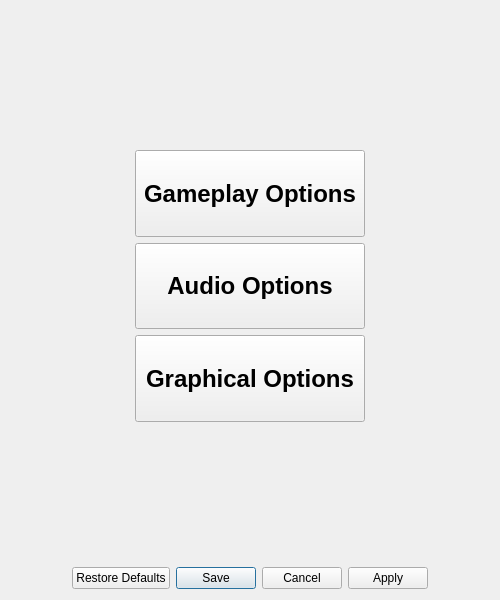
Before: the Qt Designer form PySource/Widgets/settings_dialog.ui in CorruptedBrainn/The-VALUE, drawn with Qt 5.
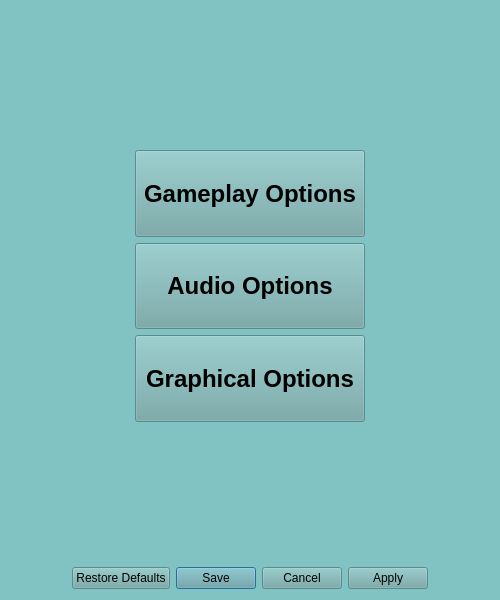
After: the same form once the commit is applied.

Diff of the .ui file:
```diff
--- a/PySource/Widgets/settings_dialog.ui
+++ b/PySource/Widgets/settings_dialog.ui
@@ -13,6 +13,475 @@
     <height>600</height>
    </rect>
   </property>
+  <property name="palette">
+   <palette>
+    <active>
+     <colorrole role="WindowText">
+      <brush brushstyle="SolidPattern">
+       <color alpha="255">
+        <red>0</red>
+        <green>0</green>
+        <blue>0</blue>
+       </color>
+      </brush>
+     </colorrole>
+     <colorrole role="Button">
+      <brush brushstyle="SolidPattern">
+       <color alpha="255">
+        <red>111</red>
+        <green>166</green>
+        <blue>166</blue>
+       </color>
+      </brush>
+     </colorrole>
+     <colorrole role="Light">
+      <brush brushstyle="SolidPattern">
+       <color alpha="255">
+        <red>206</red>
+        <green>255</green>
+        <blue>255</blue>
+       </color>
+      </brush>
+     </colorrole>
+     <colorrole role="Midlight">
+      <brush brushstyle="SolidPattern">
+       <color alpha="255">
+        <red>167</red>
+        <green>224</green>
+        <blue>224</blue>
+       </color>
+      </brush>
+     </colorrole>
+     <colorrole role="Dark">
+      <brush brushstyle="SolidPattern">
+       <color alpha="255">
+        <red>64</red>
+        <green>97</green>
+        <blue>97</blue>
+       </color>
+      </brush>
+     </colorrole>
+     <colorrole role="Mid">
+      <brush brushstyle="SolidPattern">
+       <color alpha="255">
+        <red>86</red>
+        <green>129</green>
+        <blue>129</blue>
+       </color>
+      </brush>
+     </colorrole>
+     <colorrole role="Text">
+      <brush brushstyle="SolidPattern">
+       <color alpha="255">
+        <red>0</red>
+        <green>0</green>
+        <blue>0</blue>
+       </color>
+      </brush>
+     </colorrole>
+     <colorrole role="BrightText">
+      <brush brushstyle="SolidPattern">
+       <color alpha="255">
+        <red>255</red>
+        <green>255</green>
+        <blue>255</blue>
+       </color>
+      </brush>
+     </colorrole>
+     <colorrole role="ButtonText">
+      <brush brushstyle="SolidPattern">
+       <color alpha="255">
+        <red>0</red>
+        <green>0</green>
+        <blue>0</blue>
+       </color>
+      </brush>
+     </colorrole>
+     <colorrole role="Base">
+      <brush brushstyle="SolidPattern">
+       <color alpha="255">
+        <red>255</red>
+        <green>255</green>
+        <blue>255</blue>
+       </color>
+      </brush>
+     </colorrole>
+     <colorrole role="Window">
+      <brush brushstyle="SolidPattern">
+       <color alpha="255">
+        <red>129</red>
+        <green>194</green>
+        <blue>194</blue>
+       </color>
+      </brush>
+     </colorrole>
+     <colorrole role="Shadow">
+      <brush brushstyle="SolidPattern">
+       <color alpha="255">
+        <red>0</red>
+        <green>0</green>
+        <blue>0</blue>
+       </color>
+      </brush>
+     </colorrole>
+     <colorrole role="AlternateBase">
+      <brush brushstyle="SolidPattern">
+       <color alpha="255">
+        <red>192</red>
+        <green>224</green>
+        <blue>224</blue>
+       </color>
+      </brush>
+     </colorrole>
+     <colorrole role="ToolTipBase">
+      <brush brushstyle="SolidPattern">
+       <color alpha="255">
+        <red>255</red>
+        <green>255</green>
+        <blue>220</blue>
+       </color>
+      </brush>
+     </colorrole>
+     <colorrole role="ToolTipText">
+      <brush brushstyle="SolidPattern">
+       <color alpha="255">
+        <red>0</red>
+        <green>0</green>
+        <blue>0</blue>
+       </color>
+      </brush>
+     </colorrole>
+     <colorrole role="PlaceholderText">
+      <brush brushstyle="SolidPattern">
+       <color alpha="127">
+        <red>0</red>
+        <green>0</green>
+        <blue>0</blue>
+       </color>
+      </brush>
+     </colorrole>
+     <colorrole role="Accent">
+      <brush brushstyle="SolidPattern">
+       <color alpha="255">
+        <red>255</red>
+        <green>255</green>
+        <blue>255</blue>
+       </color>
+      </brush>
+     </colorrole>
+    </active>
+    <inactive>
+     <colorrole role="WindowText">
+      <brush brushstyle="SolidPattern">
+       <color alpha="255">
+        <red>0</red>
+        <green>0</green>
+        <blue>0</blue>
+       </color>
+      </brush>
+     </colorrole>
+     <colorrole role="Button">
+      <brush brushstyle="SolidPattern">
+       <color alpha="255">
+        <red>111</red>
+        <green>166</green>
+        <blue>166</blue>
+       </color>
+      </brush>
+     </colorrole>
+     <colorrole role="Light">
+      <brush brushstyle="SolidPattern">
+       <color alpha="255">
+        <red>206</red>
+        <green>255</green>
+        <blue>255</blue>
+       </color>
+      </brush>
+     </colorrole>
+     <colorrole role="Midlight">
+      <brush brushstyle="SolidPattern">
+       <color alpha="255">
+        <red>167</red>
+        <green>224</green>
+        <blue>224</blue>
+       </color>
+      </brush>
+     </colorrole>
+     <colorrole role="Dark">
+      <brush brushstyle="SolidPattern">
+       <color alpha="255">
+        <red>64</red>
+        <green>97</green>
+        <blue>97</blue>
+       </color>
+      </brush>
+     </colorrole>
+     <colorrole role="Mid">
+      <brush brushstyle="SolidPattern">
+       <color alpha="255">
+        <red>86</red>
+        <green>129</green>
+        <blue>129</blue>
+       </color>
+      </brush>
+     </colorrole>
+     <colorrole role="Text">
+      <brush brushstyle="SolidPattern">
+       <color alpha="255">
+        <red>0</red>
+        <green>0</green>
+        <blue>0</blue>
+       </color>
+      </brush>
+     </colorrole>
+     <colorrole role="BrightText">
+      <brush brushstyle="SolidPattern">
+       <color alpha="255">
+        <red>255</red>
+        <green>255</green>
+        <blue>255</blue>
+       </color>
+      </brush>
+     </colorrole>
+     <colorrole role="ButtonText">
+      <brush brushstyle="SolidPattern">
+       <color alpha="255">
+        <red>0</red>
+        <green>0</green>
+        <blue>0</blue>
+       </color>
+      </brush>
+     </colorrole>
+     <colorrole role="Base">
+      <brush brushstyle="SolidPattern">
+       <color alpha="255">
+        <red>255</red>
+        <green>255</green>
+        <blue>255</blue>
+       </color>
+      </brush>
+     </colorrole>
+     <colorrole role="Window">
+      <brush brushstyle="SolidPattern">
+       <color alpha="255">
+        <red>129</red>
+        <green>194</green>
+        <blue>194</blue>
+       </color>
+      </brush>
+     </colorrole>
+     <colorrole role="Shadow">
+      <brush brushstyle="SolidPattern">
+       <color alpha="255">
+        <red>0</red>
+        <green>0</green>
+        <blue>0</blue>
+       </color>
+      </brush>
+     </colorrole>
+     <colorrole role="AlternateBase">
+      <brush brushstyle="SolidPattern">
+       <color alpha="255">
+        <red>192</red>
+        <green>224</green>
+        <blue>224</blue>
+       </color>
+      </brush>
+     </colorrole>
+     <colorrole role="ToolTipBase">
+      <brush brushstyle="SolidPattern">
+       <color alpha="255">
+        <red>255</red>
+        <green>255</green>
+        <blue>220</blue>
+       </color>
+      </brush>
+     </colorrole>
+     <colorrole role="ToolTipText">
+      <brush brushstyle="SolidPattern">
+       <color alpha="255">
+        <red>0</red>
+        <green>0</green>
+        <blue>0</blue>
+       </color>
+      </brush>
+     </colorrole>
+     <colorrole role="PlaceholderText">
+      <brush brushstyle="SolidPattern">
+       <color alpha="127">
+        <red>0</red>
+        <green>0</green>
+        <blue>0</blue>
+       </color>
+      </brush>
+     </colorrole>
+     <colorrole role="Accent">
+      <brush brushstyle="SolidPattern">
+       <color alpha="255">
+        <red>255</red>
+        <green>255</green>
+        <blue>255</blue>
+       </color>
+      </brush>
+     </colorrole>
+    </inactive>
+    <disabled>
+     <colorrole role="WindowText">
+      <brush brushstyle="SolidPattern">
+       <color alpha="255">
+        <red>64</red>
+        <green>97</green>
+        <blue>97</blue>
+       </color>
+      </brush>
+     </colorrole>
+     <colorrole role="Button">
+      <brush brushstyle="SolidPattern">
+       <color alpha="255">
+        <red>111</red>
+        <green>166</green>
+        <blue>166</blue>
+       </color>
+      </brush>
+     </colorrole>
+     <colorrole role="Light">
+      <brush brushstyle="SolidPattern">
+       <color alpha="255">
+        <red>206</red>
+        <green>255</green>
+        <blue>255</blue>
+       </color>
+      </brush>
+     </colorrole>
+     <colorrole role="Midlight">
+      <brush brushstyle="SolidPattern">
+       <color alpha="255">
+        <red>167</red>
+        <green>224</green>
+        <blue>224</blue>
+       </color>
+      </brush>
+     </colorrole>
+     <colorrole role="Dark">
+      <brush brushstyle="SolidPattern">
+       <color alpha="255">
+        <red>64</red>
+        <green>97</green>
+        <blue>97</blue>
+       </color>
+      </brush>
+     </colorrole>
+     <colorrole role="Mid">
+      <brush brushstyle="SolidPattern">
+       <color alpha="255">
+        <red>86</red>
+        <green>129</green>
+        <blue>129</blue>
+       </color>
+      </brush>
+     </colorrole>
+     <colorrole role="Text">
+      <brush brushstyle="SolidPattern">
+       <color alpha="255">
+        <red>64</red>
+        <green>97</green>
+        <blue>97</blue>
+       </color>
+      </brush>
+     </colorrole>
+     <colorrole role="BrightText">
+      <brush brushstyle="SolidPattern">
+       <color alpha="255">
+        <red>255</red>
+        <green>255</green>
+        <blue>255</blue>
+       </color>
+      </brush>
+     </colorrole>
+     <colorrole role="ButtonText">
+      <brush brushstyle="SolidPattern">
+       <color alpha="255">
+        <red>64</red>
+        <green>97</green>
+        <blue>97</blue>
+       </color>
+      </brush>
+     </colorrole>
+     <colorrole role="Base">
+      <brush brushstyle="SolidPattern">
+       <color alpha="255">
+        <red>129</red>
+        <green>194</green>
+        <blue>194</blue>
+       </color>
+      </brush>
+     </colorrole>
+     <colorrole role="Window">
+      <brush brushstyle="SolidPattern">
+       <color alpha="255">
+        <red>129</red>
+        <green>194</green>
+        <blue>194</blue>
+       </color>
+      </brush>
+     </colorrole>
+     <colorrole role="Shadow">
+      <brush brushstyle="SolidPattern">
+       <color alpha="255">
+        <red>0</red>
+        <green>0</green>
+        <blue>0</blue>
+       </color>
+      </brush>
+     </colorrole>
+     <colorrole role="AlternateBase">
+      <brush brushstyle="SolidPattern">
+       <color alpha="255">
+        <red>129</red>
+        <green>194</green>
+        <blue>194</blue>
+       </color>
+      </brush>
+     </colorrole>
+     <colorrole role="ToolTipBase">
+      <brush brushstyle="SolidPattern">
+       <color alpha="255">
+        <red>255</red>
+        <green>255</green>
+        <blue>220</blue>
+       </color>
+      </brush>
+     </colorrole>
+     <colorrole role="ToolTipText">
+      <brush brushstyle="SolidPattern">
+       <color alpha="255">
+        <red>0</red>
+        <green>0</green>
+        <blue>0</blue>
+       </color>
+      </brush>
+     </colorrole>
+     <colorrole role="PlaceholderText">
+      <brush brushstyle="SolidPattern">
+       <color alpha="127">
+        <red>64</red>
+        <green>97</green>
+        <blue>97</blue>
+       </color>
+      </brush>
+     </colorrole>
+     <colorrole role="Accent">
+      <brush brushstyle="SolidPattern">
+       <color alpha="255">
+        <red>168</red>
+        <green>252</green>
+        <blue>252</blue>
+       </color>
+      </brush>
+     </colorrole>
+    </disabled>
+   </palette>
+  </property>
   <property name="windowTitle">
    <string>Dialog</string>
   </property>
```
